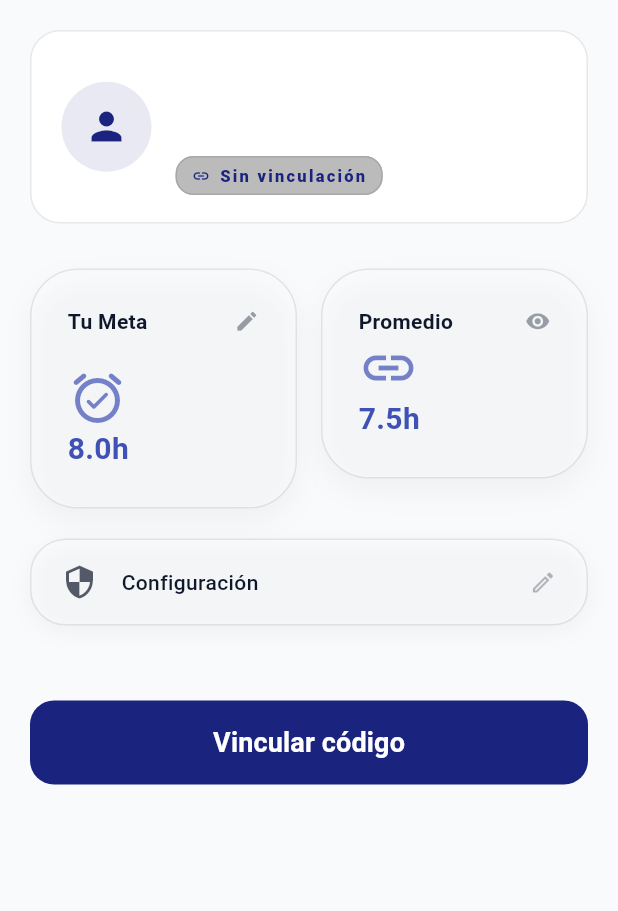
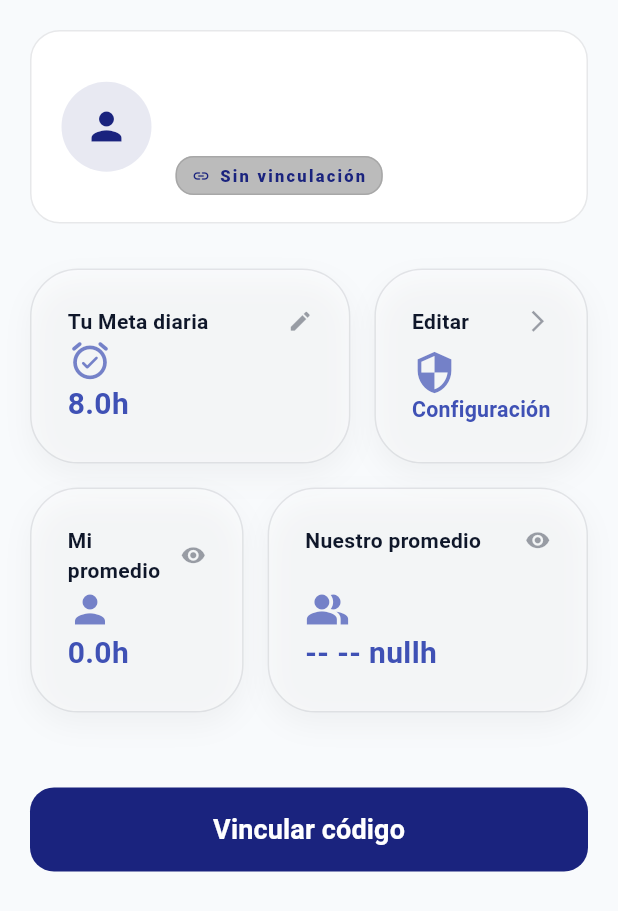
Before and after one commit to jonnattanChoque/sleep_workspace, a Flutter app: the ProfileScreen widget shown alone on an empty page, opened directly with empty values, on a phone screen of 412 x 824 dp. Shown: the top 911 px of the screen. Run offline on Flutter 3.47's test engine with Material 3 defaults, Android fonts, the phone set to English and light mode, and no system bars; our stand-ins replace cloud_firestore, firebase_auth, firebase_core, fl_chart, flutter_riverpod, google_sign_in and 4 more; accounts and stored records are empty; network calls fail.

Commit message:
average card

```diff
--- a/sleep_sync_app/lib/core/constants/app_strings.dart
+++ b/sleep_sync_app/lib/core/constants/app_strings.dart
@@ -71,7 +71,8 @@ class AppStrings {
   static const tabProfile = 'Perfil';
 
   // Profile Screen
-  static const profileAverageSleep = 'Promedio';
+  static const profileAverageSleep = 'Mi promedio';
+  static const togetherAverageSleep = 'Nuestro promedio';
   static const profileSleepGoal = 'Meta de Sueño';
   static const profileEditGoal = 'Editar Meta';
   static const profileConfiguration = 'Configuración';
@@ -82,6 +83,7 @@ class AppStrings {
   static const profileSliderUnlink = 'Desliza para desvincular';
   static const profileSliderPlaceholder = 'Desvincular';
   static const profileChangingTheme = "Sincronizando tu modo...";
+  static const profileGoalTitle = "Tu Meta diaria";
   // Edit profile
   static const editProfileSubtitle = "¿Cómo quieres que te llamemos?";
   static const nameTextield = "Ingresa tu nombre";
--- a/sleep_sync_app/lib/features/link/presentation/linking_provider.dart
+++ b/sleep_sync_app/lib/features/link/presentation/linking_provider.dart
@@ -1,4 +1,6 @@
+import 'package:cloud_firestore/cloud_firestore.dart';
 import 'package:flutter_riverpod/flutter_riverpod.dart';
+import 'package:sleep_sync_app/features/auth/domain/models/app_user.dart';
 import 'package:sleep_sync_app/features/auth/presentation/auth_providers.dart';
 import 'package:sleep_sync_app/features/link/data/repository/firebase_linking_repository.dart';
 import 'package:sleep_sync_app/features/link/domain/models/sleep_record_model.dart';
@@ -19,3 +21,30 @@ final linkingControllerProvider = StateNotifierProvider<LinkingController, Async
   final repository = ref.watch(linkingRepositoryProvider);
   return LinkingController(repository, ref, currentSleepGoal);
 });
+
+
+final partnerProvider = StreamProvider.autoDispose<AppUser?>((ref) {
+  final currentUser = ref.watch(authControllerProvider).value;
+
+  if (currentUser == null || currentUser.partnerId == null || currentUser.partnerId!.isEmpty) {
+    return Stream.value(null);
+  }
+
+  return FirebaseFirestore.instance
+      .collection('users')
+      .doc(currentUser.partnerId)
+      .snapshots()
+      .map((snapshot) {
+        if (!snapshot.exists || snapshot.data() == null) return null;
+
+        final data = snapshot.data()!;
+
+        return AppUser.fromMap(
+          data,
+          snapshot.id,
+          data['email'] as String?,
+          data['verified'] as bool?,
+          currentUser.name,
+        );
+      });
+});
--- a/sleep_sync_app/lib/features/profile/presentation/screens/profile_screen.dart
+++ b/sleep_sync_app/lib/features/profile/presentation/screens/profile_screen.dart
@@ -7,6 +7,7 @@ import 'package:sleep_sync_app/core/constants/app_strings.dart';
 import 'package:sleep_sync_app/core/provider/theme_provider.dart';
 import 'package:sleep_sync_app/features/auth/domain/models/app_user.dart';
 import 'package:sleep_sync_app/features/auth/presentation/auth_providers.dart';
+import 'package:sleep_sync_app/features/link/presentation/linking_provider.dart';
 import 'package:sleep_sync_app/features/unlink/presentation/unlinking_provider.dart';
 import 'package:sleep_sync_app/features/profile/domain/enum/profile_failure.dart';
 import 'package:sleep_sync_app/features/profile/presentation/profile_provider.dart';
@@ -242,14 +243,6 @@ class ProfileScreen extends ConsumerWidget {
           _buildIdentityCard(user),
           const SizedBox(height: 30),
           _buildMetricsGrid(context, ref),
-          const SizedBox(height: 20),
-          _buildActionItem(
-            Icons.security_outlined,
-            AppStrings.profileConfiguration,
-            () {
-              _openSettings(context, ref, user);
-            }
-          ),
           const SizedBox(height: 50),
           _showlinkedButton(context, ref, user),
           const SizedBox(height: 50),
@@ -277,16 +270,31 @@ class ProfileScreen extends ConsumerWidget {
   }
 
   Widget _buildMetricsGrid(BuildContext context, WidgetRef ref) {
-    return Row(
+    final myStats = user.stats;
+    final String myAvgValue = "${myStats.avgHours.toStringAsFixed(1)}h";
+
+    final partner = ref.watch(partnerProvider).value;
+    final String partnerAvgValue = "${partner?.stats.avgHours.toStringAsFixed(1)}h";
+
+    String linkAvgValue = "--";
+    if (partner != null) {
+      final totalH = myStats.totalHours + partner.stats.totalHours;
+      final totalR = myStats.totalRecords + partner.stats.totalRecords;
+      linkAvgValue = totalR > 0 ? "${(totalH / totalR).toStringAsFixed(1)}h" : "0.0h";
+    }
+
+    return Column(
+        children: [
+          Row(
             crossAxisAlignment: CrossAxisAlignment.start,
             children: [
               Expanded(
                 flex: 3,
                 child: TwonDSStatCard(
-          title: "Tu Meta",
+                  title: AppStrings.profileGoalTitle,
                   value: "${user.sleepGoal}h",
                   valueColor: TwonDSColors.secondText,
-          height: 160,
+                  height: 130,
                   centerIcon: Icons.alarm_on_rounded,
                   iconTap: TwonDSIcons.edit,
                   onTap: () => _showSleepGoalPicker(context, ref, user.sleepGoal ?? 0)
@@ -294,27 +302,52 @@ class ProfileScreen extends ConsumerWidget {
               ),
               const SizedBox(width: 16),
               Expanded(
+                flex: 2,
+                child: TwonDSStatCard(
+                  title: AppStrings.editProfileButton,
+                  value: AppStrings.profileConfiguration,
+                  valueColor: TwonDSColors.secondText,
+                  centerIcon: Icons.security,
+                  height: 130,
+                  onTap: () => _openSettings(context, ref, user)
+                ),
+              ),
+            ],
+          ),
+
+          const SizedBox(height: 16),
+          Row(
+            crossAxisAlignment: CrossAxisAlignment.start,
+            children: [
+              Expanded(
+                flex: 2,
+                child: TwonDSStatCard(
+                  title: AppStrings.profileAverageSleep,
+                  value: myAvgValue,
+                  valueColor: TwonDSColors.secondText,
+                  iconTap: TwonDSIcons.eye,
+                  centerIcon: TwonDSIcons.onePerson,
+                  height: 150,
+                  onTap: () {},
+                )
+
+              ),
+              const SizedBox(width: 16),
+              Expanded(
                 flex: 3,
                 child: TwonDSStatCard(
-          title: AppStrings.profileAverageSleep,
-          value: "7.5h",
-          valueColor: const Color(0xFF3F51B5),
+                  title: AppStrings.togetherAverageSleep,
+                  value: "$linkAvgValue -- $partnerAvgValue",
+                  valueColor: TwonDSColors.secondText,
                   iconTap: TwonDSIcons.eye,
-          centerIcon: TwonDSIcons.linked,
-          height: 140,
+                  centerIcon: TwonDSIcons.twoPerson,
+                  height: 150,
                   onTap: () {},
                 ),
               ),
             ],
-    );
-  }
-
-  Widget _buildActionItem(IconData icon, String title,VoidCallback onTap) {
-    return TwonDSActionTile(
-      icon: icon,
-      title: title,
-      onTap: onTap,
-      iconTap: TwonDSIcons.edit,
+          ),
+        ],
       );
   }
 
--- a/sleep_ui_kit/lib/src/atoms/twonds_icons.dart
+++ b/sleep_ui_kit/lib/src/atoms/twonds_icons.dart
@@ -23,5 +23,7 @@ class TwonDSIcons {
   static const IconData lock = Icons.lock;
   static const IconData edit = Icons.edit_rounded;
   static const IconData eye = Icons.remove_red_eye_sharp;
-  static const IconData linked = Icons.link;
+  static const IconData onePerson = Icons.person;
+  static const IconData twoPerson = Icons.people_alt;
+  static const IconData security = Icons.security_outlined;
 }
--- a/sleep_ui_kit/lib/src/molecules/twonds_stat_card.dart
+++ b/sleep_ui_kit/lib/src/molecules/twonds_stat_card.dart
@@ -57,12 +57,14 @@ class TwonDSStatCard extends StatelessWidget {
                 Row(
                   mainAxisAlignment: MainAxisAlignment.spaceBetween,
                   children: [
-                    Text(
-                      title,
-                      style: TextStyle(
-                        color: isDark ? accentColor : colorScheme.onSurface,
-                        fontSize: 14,
-                        fontWeight: FontWeight.w600
+                    Flexible(
+                      child: Text(
+                        title,
+                        style: TextStyle(
+                          color: isDark ? accentColor : colorScheme.onSurface,
+                          fontSize: 14,
+                          fontWeight: FontWeight.w600
+                        ),
                       ),
                     ),
                     Icon(
@@ -78,7 +80,7 @@ class TwonDSStatCard extends StatelessWidget {
                   const Spacer(),
                   Icon(
                     centerIcon,
-                    size: 40,
+                    size: 30,
                     color: (valueColor ?? accentColor).withAlpha(180),
                   ),
                 ],
```
Lines whose indentation alone changed are shown as unchanged.
